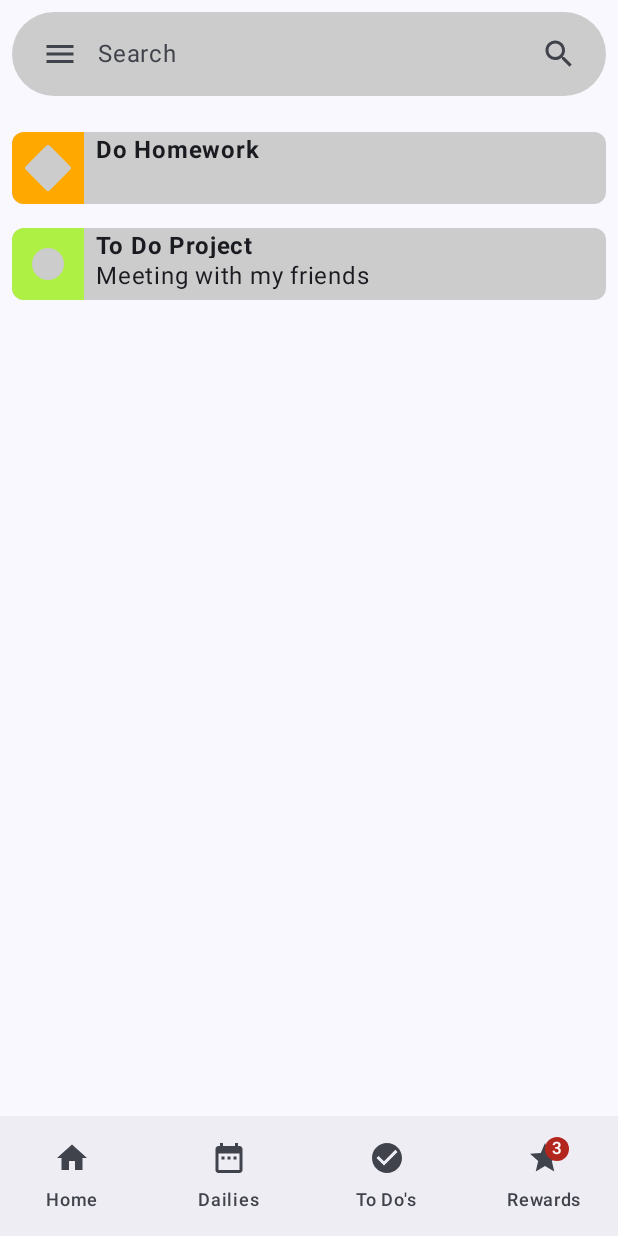
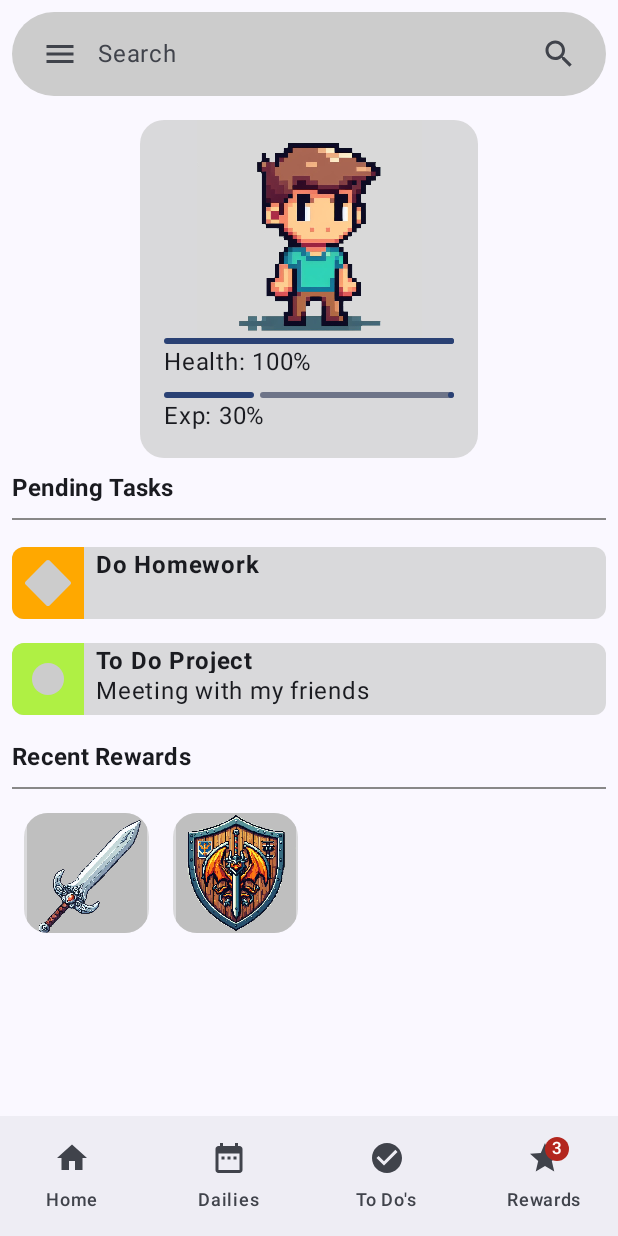
Before and after one commit to ArnoldCatamuscay/TaskHunters-Android, an Android app built with Jetpack Compose: the screen it shows after launch (MainActivity), on a phone screen of 412 x 824 dp. Run offline under Robolectric (Android 15) with nearby library versions, the phone set to English and light mode, and no system bars.

Commit message:
Add Character and RecentRewards in Home

```diff
--- a/app/src/main/java/co/unicauca/taskhunters/HomeActivity.kt
+++ b/app/src/main/java/co/unicauca/taskhunters/HomeActivity.kt
@@ -2,6 +2,7 @@ package co.unicauca.taskhunters
 
 import android.annotation.SuppressLint
 import androidx.compose.foundation.Canvas
+import androidx.compose.foundation.Image
 import androidx.compose.foundation.background
 import androidx.compose.foundation.layout.Box
 import androidx.compose.foundation.layout.Column
@@ -9,10 +10,14 @@ import androidx.compose.foundation.layout.Row
 import androidx.compose.foundation.layout.Spacer
 import androidx.compose.foundation.layout.fillMaxSize
 import androidx.compose.foundation.layout.fillMaxWidth
+import androidx.compose.foundation.layout.height
 import androidx.compose.foundation.layout.heightIn
 import androidx.compose.foundation.layout.padding
 import androidx.compose.foundation.layout.size
 import androidx.compose.foundation.lazy.LazyColumn
+import androidx.compose.foundation.lazy.grid.GridCells
+import androidx.compose.foundation.lazy.grid.LazyVerticalGrid
+import androidx.compose.foundation.lazy.grid.items
 import androidx.compose.foundation.lazy.items
 import androidx.compose.foundation.shape.RoundedCornerShape
 import androidx.compose.material.icons.Icons
@@ -28,8 +33,11 @@ import androidx.compose.material.icons.outlined.Home
 import androidx.compose.material.icons.outlined.Star
 import androidx.compose.material3.Badge
 import androidx.compose.material3.BadgedBox
+import androidx.compose.material3.Divider
 import androidx.compose.material3.ExperimentalMaterial3Api
 import androidx.compose.material3.Icon
+import androidx.compose.material3.LinearProgressIndicator
+import androidx.compose.material3.MaterialTheme
 import androidx.compose.material3.NavigationBar
 import androidx.compose.material3.NavigationBarItem
 import androidx.compose.material3.Scaffold
@@ -37,11 +45,13 @@ import androidx.compose.material3.Text
 import androidx.compose.material3.TextField
 import androidx.compose.material3.TextFieldDefaults
 import androidx.compose.runtime.Composable
+import androidx.compose.ui.Alignment
 import androidx.compose.ui.Modifier
 import androidx.compose.ui.draw.clip
 import androidx.compose.ui.graphics.Color
 import androidx.compose.ui.graphics.asComposePath
 import androidx.compose.ui.graphics.vector.ImageVector
+import androidx.compose.ui.res.painterResource
 import androidx.compose.ui.res.stringResource
 import androidx.compose.ui.text.font.FontWeight
 import androidx.compose.ui.tooling.preview.Preview
@@ -60,6 +70,8 @@ val taskList = listOf(
     Task(title = "Do Homework", taskType = TaskType.DAILY),
     Task(title = "To Do Project", body = "Meeting with my friends", taskType = TaskType.TODO),
 )
+
+
 
 @Composable
 fun TasksList(messages: List<Task>) {
@@ -120,7 +132,7 @@ fun TaskCard(task: Task) {
         modifier = Modifier
             .padding(8.dp)
             .clip(RoundedCornerShape(8.dp))
-            .background(Color.LightGray)
+            .background(Color.LightGray.copy(alpha = 0.7f))
     ) {
         Box(
             modifier = Modifier
@@ -173,6 +185,79 @@ fun TaskCard(task: Task) {
     }
 }
 
+@Composable
+fun CharacterInfo(
+    health: Float,
+    exp: Float,
+    modifier: Modifier = Modifier,
+) {
+    Box(
+        modifier = modifier
+            .size(225.dp)
+            .clip(RoundedCornerShape(16.dp))
+            .background(Color.LightGray.copy(alpha = 0.7f))
+    ) {
+        Image(
+            painter = painterResource(R.drawable.character_image),
+            contentDescription = null,
+            modifier = Modifier
+                .size(150.dp)
+                .align(Alignment.TopCenter)
+        )
+        Column(
+            modifier = Modifier
+                .align(Alignment.BottomCenter)
+                .padding(16.dp)
+        ) {
+            LinearProgressIndicator(
+                progress = health,
+                modifier = Modifier.fillMaxWidth()
+            )
+            Text(
+                text = "Health: ${health.times(100).toInt()}%",
+
+                )
+            Spacer(modifier = Modifier.height(8.dp))
+            LinearProgressIndicator(
+                progress = exp,
+                modifier = Modifier.fillMaxWidth()
+            )
+            Text(
+                text = "Exp: ${exp.times(100).toInt()}%",
+
+                )
+        }
+    }
+}
+
+@Composable
+fun RewardsCard(){
+    LazyVerticalGrid(
+        columns = GridCells.Fixed(4),
+        modifier = Modifier.padding(horizontal = 8.dp, vertical = 8.dp)
+    ) {
+        val recentRewardsList = listOf(
+            R.drawable.silver_sword_image,
+            R.drawable.wooden_shield_image,
+        )
+
+        items(recentRewardsList) { resourceId ->
+            Box(
+                modifier = Modifier
+                    .padding(8.dp)
+                    .size(80.dp)
+                    .clip(RoundedCornerShape(16.dp))
+                    .background(Color.LightGray.copy(alpha = 0.7f))
+            ) {
+                Image(
+                    painter = painterResource(id = resourceId),
+                    contentDescription = null,
+                    modifier = Modifier.fillMaxSize()
+                )
+            }
+        }
+    }
+}
 /*
 @Preview
 @Composable
@@ -262,8 +347,41 @@ fun Home() {
             }
         }
     ) {
-        Column(modifier = Modifier.fillMaxSize().padding(top = 80.dp)) {
+        Column(
+            modifier = Modifier
+                .fillMaxSize()
+                .padding(top = 80.dp)
+        ) {
+            CharacterInfo(
+                health = 1f,
+                exp = 0.3f,
+                modifier = Modifier.align(Alignment.CenterHorizontally)
+            )
+            Text(
+                text = "Pending Tasks",
+                style = MaterialTheme.typography.titleMedium,
+                fontWeight = FontWeight.Bold,
+                modifier = Modifier.padding(8.dp)
+            )
+            Divider(
+                color = Color.Gray,
+                thickness = 1.dp,
+                modifier = Modifier.padding(horizontal = 8.dp)
+            )
+            Spacer(modifier = Modifier.height(10.dp))
             TasksList(messages = taskList)
+            Text(
+                text = "Recent Rewards",
+                style = MaterialTheme.typography.titleMedium,
+                fontWeight = FontWeight.Bold,
+                modifier = Modifier.padding(8.dp)
+            )
+            Divider(
+                color = Color.Gray,
+                thickness = 1.dp,
+                modifier = Modifier.padding(horizontal = 8.dp)
+            )
+            RewardsCard()
         }
     }
 }
```
Also changed, not shown: app/src/main/res/drawable/boots_image.jpg (added), app/src/main/res/drawable/character_image.jpg (added), app/src/main/res/drawable/coin_image.jpg (added), app/src/main/res/drawable/helmet_image.jpg (added), app/src/main/res/drawable/silver_sword_image.jpg (added), app/src/main/res/drawable/wooden_shield_image.jpg (added).
